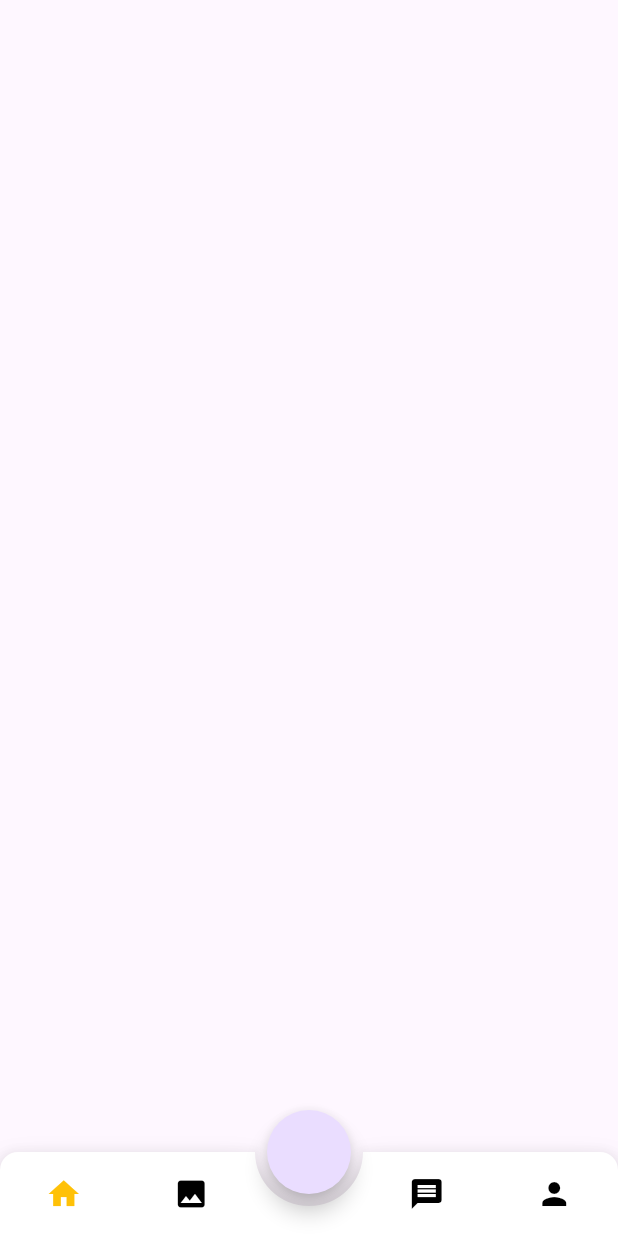
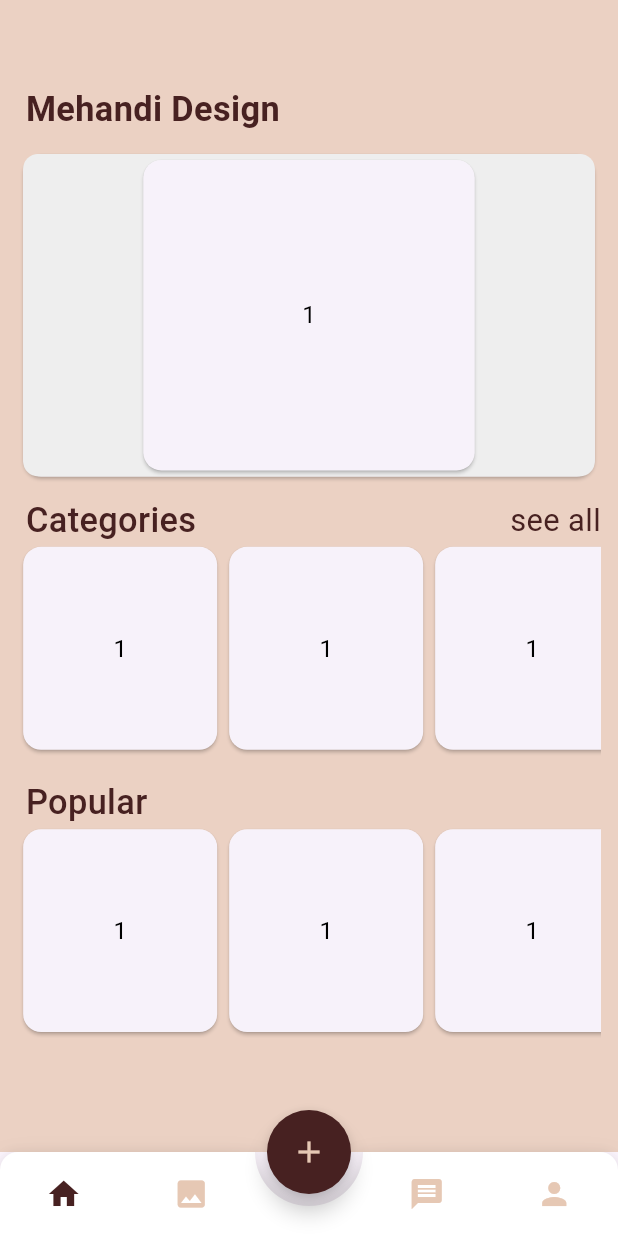
Before and after one commit to kalemullah/messaging-app, a Flutter app: the NavBar screen opened directly, on a phone screen of 412 x 824 dp. Run offline on Flutter 3.47's test engine with Material 3 defaults, Android fonts, the phone set to English and light mode, and no system bars; drawn by our look-alikes of animated_bottom_navigation_bar, carousel_slider; our stand-ins replace chat_bubbles, cloud_firestore, firebase_auth, firebase_core, firebase_storage, flutter_screenutil and 2 more; accounts and stored records are empty.

```diff
--- a/lib/firebase_service/splash_service.dart
+++ b/lib/firebase_service/splash_service.dart
@@ -1,8 +1,8 @@
 import 'package:firebase_auth/firebase_auth.dart';
 import 'package:flutter/material.dart';
 import 'package:messaging/screens/auth/sign_up_screen.dart';
-import 'package:messaging/screens/home_screen/nav_bar/nav_bar.dart';
-import 'package:messaging/screens/home_screen/show_all_user.dart';
+import 'package:messaging/screens/nav_bar/nav_bar.dart';
+import 'package:messaging/screens/nav_bar/show_all_user.dart';
 
 class SplashService {
   void islogin(BuildContext context) {
--- a/lib/screens/auth/login_screen.dart
+++ b/lib/screens/auth/login_screen.dart
@@ -3,7 +3,7 @@ import 'package:flutter/material.dart';
 import 'package:flutter_screenutil/flutter_screenutil.dart';
 import 'package:messaging/custom_widget/custom_button.dart';
 import 'package:messaging/screens/auth/sign_up_screen.dart';
-import 'package:messaging/screens/home_screen/show_all_user.dart';
+import 'package:messaging/screens/nav_bar/show_all_user.dart';
 import 'package:messaging/utils/popup.dart';
 
 class LoginScreen extends StatefulWidget {
--- a/lib/screens/auth/sign_up_screen.dart
+++ b/lib/screens/auth/sign_up_screen.dart
@@ -4,7 +4,7 @@ import 'package:flutter/material.dart';
 import 'package:flutter_screenutil/flutter_screenutil.dart';
 import 'package:messaging/custom_widget/custom_button.dart';
 import 'package:messaging/screens/auth/login_screen.dart';
-import 'package:messaging/screens/home_screen/show_all_user.dart';
+import 'package:messaging/screens/nav_bar/show_all_user.dart';
 import 'package:messaging/utils/popup.dart';
 
 class SignUpScreen extends StatefulWidget {
--- /dev/null
+++ b/lib/screens/nav_bar/home_screen/home_sccreen.dart
@@ -0,0 +1,184 @@
+import 'package:carousel_slider/carousel_slider.dart';
+import 'package:flutter/material.dart';
+import 'package:flutter_screenutil/flutter_screenutil.dart';
+
+class HomeScreen extends StatefulWidget {
+  const HomeScreen({super.key});
+
+  @override
+  State<HomeScreen> createState() => _HomeScreenState();
+}
+
+class _HomeScreenState extends State<HomeScreen> {
+  @override
+  Widget build(BuildContext context) {
+    return Scaffold(
+      backgroundColor: Color(0xffe6c8b4).withOpacity(.8),
+      body: Center(
+        child: Padding(
+          padding: EdgeInsets.symmetric(horizontal: 10.w),
+          child: Column(
+            children: [
+              SizedBox(height: 50.h),
+              Row(
+                mainAxisAlignment: MainAxisAlignment.start,
+                children: [
+                  Padding(
+                    padding: EdgeInsets.only(left: 5.w),
+                    child: Text(
+                      'Mehandi Design',
+                      style: TextStyle(
+                          fontSize: 20.sp,
+                          fontWeight: FontWeight.bold,
+                          color: Color(0xff472121)),
+                    ),
+                  ),
+                ],
+              ),
+              SizedBox(height: 10.h),
+              Card(
+                child: Container(
+                  decoration: BoxDecoration(
+                      color: Colors.grey[200],
+                      borderRadius: BorderRadius.circular(10)),
+                  height: 180.h,
+                  child: CarouselSlider(
+                      items: [
+                        SizedBox(
+                          height: 200.h,
+                          width: 200.w,
+                          child: const Card(
+                            child: Center(
+                              child: Text(
+                                '1',
+                                style: TextStyle(color: Colors.black),
+                              ),
+                            ),
+                          ),
+                        ),
+                        Text(
+                          '2',
+                          style: TextStyle(color: Colors.black),
+                        ),
+                        Text(
+                          '3',
+                          style: TextStyle(color: Colors.black),
+                        ),
+                        Text(
+                          '4',
+                          style: TextStyle(color: Colors.black),
+                        ),
+                        Text(
+                          '5',
+                          style: TextStyle(color: Colors.black),
+                        )
+                      ],
+                      options: CarouselOptions(
+                        height: 400,
+                        aspectRatio: 16 / 9,
+                        viewportFraction: 0.8,
+                        initialPage: 0,
+                        enableInfiniteScroll: true,
+                        reverse: false,
+                        autoPlay: true,
+                        autoPlayInterval: Duration(seconds: 3),
+                        autoPlayAnimationDuration: Duration(milliseconds: 800),
+                        autoPlayCurve: Curves.fastOutSlowIn,
+                        enlargeCenterPage: true,
+                        enlargeFactor: 0.3,
+                        onPageChanged: (index, reason) {
+                          print(index);
+                        },
+                        scrollDirection: Axis.horizontal,
+                      )),
+                ),
+              ),
+              SizedBox(height: 10.h),
+              Row(
+                mainAxisAlignment: MainAxisAlignment.spaceBetween,
+                children: [
+                  Padding(
+                    padding: EdgeInsets.only(left: 5.w),
+                    child: Text(
+                      'Categories',
+                      style: TextStyle(
+                          fontSize: 20.sp,
+                          fontWeight: FontWeight.w500,
+                          color: Color(0xff472121)),
+                    ),
+                  ),
+                  Text(
+                    'see all',
+                    style: TextStyle(
+                        fontSize: 18.sp,
+                        fontWeight: FontWeight.w400,
+                        color: Color(0xff472121)),
+                  ),
+                ],
+              ),
+              SizedBox(
+                width: 1.sw,
+                height: 120.h,
+                child: ListView.builder(
+                    scrollDirection: Axis.horizontal,
+                    itemCount: 10,
+                    itemBuilder: (BuildContext context, index) {
+                      return SizedBox(
+                        height: 120.h,
+                        width: 120.w,
+                        child: Card(
+                          child: Center(
+                            child: Text(
+                              '1',
+                              style: TextStyle(color: Colors.black),
+                            ),
+                          ),
+                        ),
+                      );
+                    }),
+              ),
+              SizedBox(height: 15.h),
+              Row(
+                mainAxisAlignment: MainAxisAlignment.start,
+                children: [
+                  Padding(
+                    padding: EdgeInsets.only(left: 5.w),
+                    child: Text(
+                      'Popular',
+                      style: TextStyle(
+                          fontSize: 20.sp,
+                          fontWeight: FontWeight.w500,
+                          color: Color(0xff472121)),
+                    ),
+                  ),
+                ],
+              ),
+              SizedBox(
+                width: 1.sw,
+                height: 120.h,
+                child: ListView.builder(
+                    scrollDirection: Axis.horizontal,
+                    itemCount: 10,
+                    itemBuilder: (BuildContext context, index) {
+                      return SizedBox(
+                        height: 120.h,
+                        width: 120.w,
+                        child: Card(
+                          child: Center(
+                            child: Text(
+                              '1',
+                              style: TextStyle(color: Colors.black),
+                            ),
+                          ),
+                        ),
+                      );
+                    }),
+              ),
+              SizedBox(height: 10.h),
+            ],
+          ),
+        ),
+      ),
+    );
+  }
+}
--- a/lib/screens/home_screen/nav_bar/nav_bar.dart
+++ b/lib/screens/nav_bar/nav_bar.dart
@@ -1,8 +1,10 @@
 import 'package:animated_bottom_navigation_bar/animated_bottom_navigation_bar.dart';
 import 'package:flutter/material.dart';
-import 'package:messaging/screens/home_screen/chat/conversation_screen/conversation.dart';
-import 'package:messaging/screens/home_screen/nav_bar/all_images/all_images.dart';
-import 'package:messaging/screens/home_screen/profile_screen/profile_screen.dart';
+import 'package:messaging/screens/nav_bar/add_images/add_images.dart';
+import 'package:messaging/screens/nav_bar/all_images/all_images.dart';
+import 'package:messaging/screens/nav_bar/chat/conversation_screen/conversation.dart';
+import 'package:messaging/screens/nav_bar/home_screen/home_sccreen.dart';
+import 'package:messaging/screens/nav_bar/profile_screen/profile_screen.dart';
 
 class NavBar extends StatefulWidget {
   const NavBar({super.key});
@@ -20,10 +22,11 @@ class _NavBarState extends State<NavBar> {
     Icons.person,
   ];
   final List _destination = <Widget>[
-    Container(), //destination screen
+    const HomeScreen(), //destination screen
     const AllImages(), //destination screen
     const ConversationScreen(),
     const ProfileScreen(),
+    const AddImages(),
   ];
   @override
   Widget build(BuildContext context) {
@@ -31,8 +34,17 @@ class _NavBarState extends State<NavBar> {
       body: _destination[_bottomNavIndex], //destination screen
       floatingActionButton: FloatingActionButton(
         shape: const CircleBorder(),
+        backgroundColor: const Color(0xff472121),
+        child: const Icon(
+          Icons.add,
+          color: Color(0xffe6c8b4),
+        ),
         //params
-        onPressed: () {},
+        onPressed: () {
+          setState(() {
+            _bottomNavIndex = 4; // Navigate to the new screen index in the list
+          });
+        },
       ),
       floatingActionButtonLocation: FloatingActionButtonLocation.centerDocked,
       bottomNavigationBar: AnimatedBottomNavigationBar.builder(
@@ -47,7 +59,8 @@ class _NavBarState extends State<NavBar> {
             return Icon(
               iconList[index],
               size: 24,
-              color: isActive ? Colors.amber : Colors.black,
+              color:
+                  isActive ? const Color(0xff472121) : const Color(0xffe6c8b4),
             );
           }),
     );
--- a/lib/screens/home_screen/show_all_user.dart
+++ b/lib/screens/nav_bar/show_all_user.dart
@@ -2,8 +2,8 @@ import 'package:cloud_firestore/cloud_firestore.dart';
 import 'package:firebase_auth/firebase_auth.dart';
 import 'package:flutter/material.dart';
 import 'package:messaging/screens/auth/login_screen.dart';
-import 'package:messaging/screens/home_screen/chat/conversation_screen/conversation.dart';
-import 'package:messaging/screens/home_screen/chat/single_chat_screen/single_chat_screen.dart';
+import 'package:messaging/screens/nav_bar/chat/conversation_screen/conversation.dart';
+import 'package:messaging/screens/nav_bar/chat/single_chat_screen/single_chat_screen.dart';
 import 'package:messaging/utils/popup.dart';
 
 class ShowData extends StatefulWidget {
--- a/pubspec.yaml
+++ b/pubspec.yaml
@@ -43,8 +43,9 @@ dependencies:
   image_picker: ^1.1.2
   chat_bubbles: ^1.6.0
   intl: ^0.19.0
-  flutter_staggered_grid_view: ^0.3.0
   animated_bottom_navigation_bar: ^1.3.3
+  carousel_slider: ^5.0.0
+  firebase_storage: ^12.3.3
 
 dev_dependencies:
   flutter_test:
```
Also changed, not shown: lib/screens/home_screen/profile_screen/profile_screen.dart (deleted, +0 -50 lines), lib/screens/nav_bar/add_images/add_images.dart (added, +190 -0 lines), lib/screens/nav_bar/all_images/all_images.dart (renamed from lib/screens/home_screen/nav_bar/all_images/all_images.dart, +9 -15 lines), lib/screens/nav_bar/chat/conversation_screen/conversation.dart (renamed from lib/screens/home_screen/chat/conversation_screen/conversation.dart, +35 -6 lines), lib/screens/nav_bar/profile_screen/profile_screen.dart (added, +113 -0 lines), lib/screens/nav_bar/chat/single_chat_screen/single_chat_screen.dart (renamed from lib/screens/home_screen/chat/single_chat_screen/single_chat_screen.dart), pubspec.lock, 3 other files.
